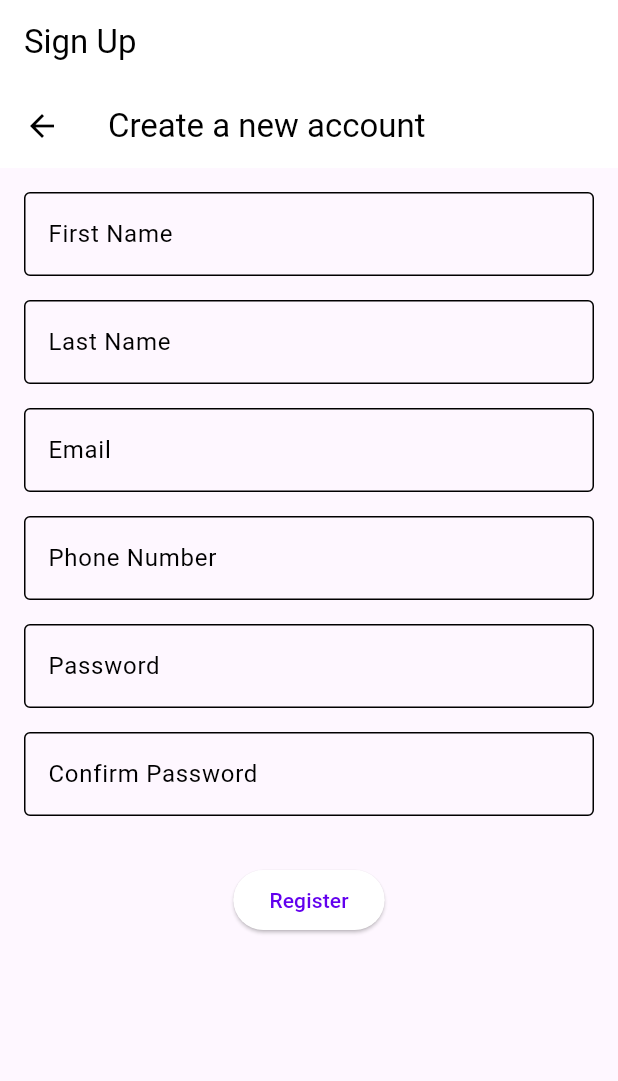
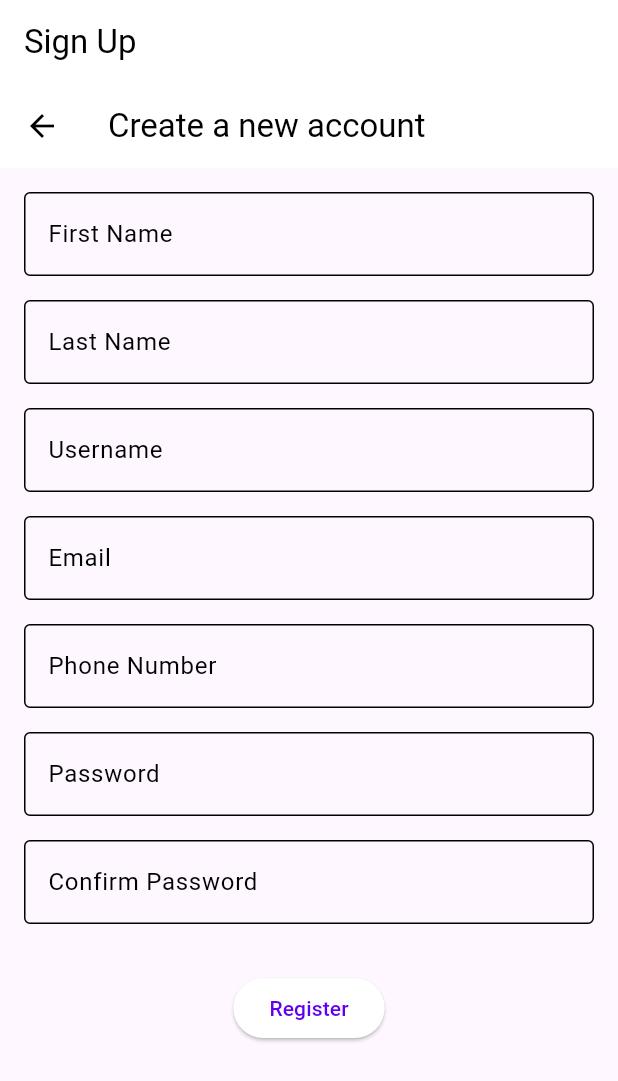
Before and after one commit to fzohbidev/LMS-project-main, a Flutter app: the screen it shows after launch, after a tap on "Login", after a tap on "Register", on a phone screen of 412 x 824 dp. Shown: the top 1081 px of the screen. Run offline on Flutter 3.47's test engine with Material 3 defaults, Android fonts, the phone set to English and light mode, and no system bars; our stand-ins replace font_awesome_flutter, go_router; accounts and stored records are empty; network calls fail.

Commit message:
Connected the login and register form with user microservice API

```diff
--- a/lib/features/auth/data/data_sources/auth_remote_data_source.dart
+++ b/lib/features/auth/data/data_sources/auth_remote_data_source.dart
@@ -1,4 +1,6 @@
 // lib/features/auth/data/data_sources/auth_remote_data_source.dart
+// ignore_for_file: avoid_print
+
 import 'package:http/http.dart' as http;
 import 'dart:convert';
 import '../models/user_model.dart';
@@ -10,29 +12,121 @@ class AuthRemoteDataSource {
 
   Future<UserModel> login(String username, String password) async {
     final response = await client.post(
-      Uri.parse('http://localhost:8080/signin'),
+      Uri.parse('http://192.168.1.123:8080/api/auth/signin'),
       headers: {'Content-Type': 'application/json'},
       body: jsonEncode({'username': username, 'password': password}),
     );
 
     if (response.statusCode == 200) {
+      // ignore: avoid_print
+      print("IN");
+      // ignore: avoid_print
+      print(response.body);
+      // ignore: avoid_print
+      print(UserModel.fromJson(jsonDecode(response.body)));
       return UserModel.fromJson(jsonDecode(response.body));
     } else {
-      throw Exception('Failed to login');
+      // ignore: avoid_print
+      print("IN ELSE");
+      String errorMessage = 'Failed to login';
+      String successMessage;
+      try {
+        // Try to decode the response body as JSON
+        final responseBody = jsonDecode(response.body) as Map<String, dynamic>?;
+
+        if (responseBody != null && responseBody['message'] != null) {
+          successMessage = responseBody['message'];
+          // ignore: avoid_print
+          print(successMessage); // Print the error message from the server
+        } else {
+          errorMessage = 'Unexpected error occurred';
+        }
+      } catch (e) {
+        // If JSON decoding fails, provide a more specific error message based on the status code
+        if (response.statusCode == 404) {
+          errorMessage = 'Login endpoint not found';
+        } else if (response.statusCode == 401) {
+          errorMessage = 'Unauthorized: Incorrect username or password';
+        } else {
+          errorMessage =
+              'Failed to login: ${response.reasonPhrase ?? 'Unknown error'}';
+        }
+      }
+
+      throw Exception(errorMessage);
     }
   }
 
-  Future<UserModel> register(String username, String password) async {
-    final response = await client.post(
-      Uri.parse('https://yourapi.com/api/auth/register'),
-      headers: {'Content-Type': 'application/json'},
-      body: jsonEncode({'username': username, 'password': password}),
-    );
+  Future<UserModel> register(
+    String firstname,
+    String lastname,
+    String username,
+    String password,
+    String phonenumber,
+    String email,
+  ) async {
+    print("Starting register function");
 
-    if (response.statusCode == 200) {
-      return UserModel.fromJson(jsonDecode(response.body));
-    } else {
-      throw Exception('Failed to register');
+    final Uri uri = Uri.parse('http://192.168.1.123:8080/api/auth/signup');
+    final Map<String, String> headers = {'Content-Type': 'application/json'};
+    final Map<String, dynamic> body = {
+      "username": username,
+      "firstname": firstname,
+      "lastname": lastname,
+      "phone": phonenumber,
+      "email": email,
+      "password": password,
+      "enabled": "true",
+      "authorityID": "1"
+    };
+
+    print('Making POST request to $uri');
+    print('Request headers: $headers');
+    print('Request body: $body');
+
+    try {
+      final response = await client.post(
+        uri,
+        headers: headers,
+        body: jsonEncode(body),
+      );
+
+      print('Response status: ${response.statusCode}');
+      print('Response body: ${response.body}');
+
+      if (response.statusCode == 200) {
+        print("Register successful");
+        return UserModel.fromJson(jsonDecode(response.body));
+      } else {
+        print("Register failed with status: ${response.statusCode}");
+        String errorMessage = 'Failed to register';
+
+        try {
+          final responseBody =
+              jsonDecode(response.body) as Map<String, dynamic>?;
+          if (responseBody != null && responseBody.containsKey('message')) {
+            errorMessage = responseBody['message'];
+            print(errorMessage); // Print the error message from the server
+          } else {
+            errorMessage = 'Unexpected error occurred';
+          }
+        } catch (e) {
+          print('Error decoding response: $e');
+          if (response.statusCode == 404) {
+            errorMessage = 'Register endpoint not found';
+          } else if (response.statusCode == 401) {
+            errorMessage = 'Unauthorized: Incorrect username or password';
+          } else {
+            errorMessage =
+                'Failed to register: ${response.reasonPhrase ?? 'Unknown error'}';
+          }
+        }
+
+        throw Exception(errorMessage);
+      }
+    } catch (e) {
+      print('Network request failed: $e');
+      throw Exception('Network request failed: $e');
     }
   }
 }
--- a/lib/features/auth/data/models/user_model.dart
+++ b/lib/features/auth/data/models/user_model.dart
@@ -3,22 +3,16 @@ import '../../domain/entities/user.dart';
 
 class UserModel extends User {
   UserModel(
-      {required String id, required String username, required String token})
-      : super(id: id, username: username, token: token);
+      {required super.username, required super.token, required super.roles});
 
   factory UserModel.fromJson(Map<String, dynamic> json) {
     return UserModel(
-      id: json['id'],
-      username: json['username'],
-      token: json['token'],
-    );
+        username: json['username'],
+        token: json['jwtToken'],
+        roles: json['roles']);
   }
 
   Map<String, dynamic> toJson() {
-    return {
-      'id': id,
-      'username': username,
-      'token': token,
-    };
+    return {'username': username, 'token': token, 'roles': roles};
   }
 }
--- a/lib/features/auth/data/repositories/authRepositoryImpl.dart
+++ b/lib/features/auth/data/repositories/authRepositoryImpl.dart
@@ -12,13 +12,19 @@ class AuthRepositoryImpl implements AuthRepository {
   Future<User> login(String username, String password) async {
     final userModel = await remoteDataSource.login(username, password);
     return User(
-        id: userModel.id, username: userModel.username, token: userModel.token);
+        username: userModel.username,
+        token: userModel.token,
+        roles: userModel.roles);
   }
 
   @override
-  Future<User> register(String username, String password) async {
-    final userModel = await remoteDataSource.register(username, password);
+  Future<User> register(String firstname, String lastname, String username,
+      String password, String phonenumber, String email) async {
+    final userModel = await remoteDataSource.register(
+        firstname, lastname, username, password, phonenumber, email);
     return User(
-        id: userModel.id, username: userModel.username, token: userModel.token);
+        username: userModel.username,
+        token: userModel.token,
+        roles: userModel.roles);
   }
 }
--- a/lib/features/auth/domain/entities/user.dart
+++ b/lib/features/auth/domain/entities/user.dart
@@ -1,8 +1,8 @@
 // lib/features/auth/domain/entities/user.dart
 class User {
-  final String id;
   final String username;
   final String token;
+  final List<dynamic> roles;
 
-  User({required this.id, required this.username, required this.token});
+  User({required this.username, required this.token, required this.roles});
 }
--- a/lib/features/auth/domain/repositories/auth_repository.dart
+++ b/lib/features/auth/domain/repositories/auth_repository.dart
@@ -3,5 +3,6 @@ import '../entities/user.dart';
 
 abstract class AuthRepository {
   Future<User> login(String username, String password);
-  Future<User> register(String username, String password);
+  Future<User> register(String firstname, String lastname, String username,
+      String password, String phonenumber, String email);
 }
--- a/lib/features/auth/presentation/providers/auth_provider.dart
+++ b/lib/features/auth/presentation/providers/auth_provider.dart
@@ -32,12 +32,14 @@ class AuthProvider with ChangeNotifier {
     notifyListeners();
   }
 
-  Future<void> register(String username, String password) async {
+  Future<void> register(String firstname, String lastname, String username,
+      String password, String phonenumber, String email) async {
     _isLoading = true;
     notifyListeners();
 
     try {
-      _user = await authRepository.register(username, password);
+      _user = await authRepository.register(
+          firstname, lastname, username, password, phonenumber, email);
       _error = null;
     } catch (e) {
       _error = e.toString();
--- a/lib/features/auth/presentation/views/register_screen.dart
+++ b/lib/features/auth/presentation/views/register_screen.dart
@@ -1,16 +1,67 @@
-// lib/features/auth/presentation/views/register_screen.dart
 import 'package:flutter/material.dart';
+import 'package:lms/features/auth/presentation/providers/auth_provider.dart';
 import 'package:lms/features/auth/presentation/views/widgets/register_form.dart';
 import 'package:go_router/go_router.dart';
+import 'package:provider/provider.dart';
 
 class RegisterScreen extends StatelessWidget {
   const RegisterScreen({super.key});
 
   @override
   Widget build(BuildContext context) {
-    void _handleRegister() {
-      // Navigate to HomeView on successful registration
-      context.go('/homeView');
+    final TextEditingController emailController = TextEditingController();
+    final TextEditingController passwordController = TextEditingController();
+    final TextEditingController firstnameController = TextEditingController();
+    final TextEditingController lastnameController = TextEditingController();
+    final TextEditingController usernameController = TextEditingController();
+    final TextEditingController phonenumberController = TextEditingController();
+    final TextEditingController confirmPasswordController =
+        TextEditingController();
+
+    void handleRegister() async {
+      final String email = emailController.text.trim();
+      final String password = passwordController.text.trim();
+      final String firstname = firstnameController.text.trim();
+      final String lastname = lastnameController.text.trim();
+      final String username = usernameController.text.trim();
+      final String phonenumber = phonenumberController.text.trim();
+
+      // Log the credentials for debugging
+      // ignore: avoid_print
+      // print('Registering with:');
+      // // ignore: avoid_print
+      // print('Email: $email');
+      // // ignore: avoid_print
+      // print('Password: $password');
+      // // ignore: avoid_print
+      // print('Firstname: $firstname');
+      // // ignore: avoid_print
+      // print('Lastname: $lastname');
+      // // ignore: avoid_print
+      // print('Username: $username');
+      // // ignore: avoid_print
+      // print('Phonenumber: $phonenumber');
+      // // ignore: avoid_print
+      // print('Confirm Password: $confirmPassword');
+
+      final authProvider = Provider.of<AuthProvider>(context, listen: false);
+
+      try {
+        await authProvider.register(
+          firstname,
+          lastname,
+          username,
+          password,
+          phonenumber,
+          email,
+        );
+
+        context.go('/homeView');
+      } catch (e) {
+        ScaffoldMessenger.of(context).showSnackBar(
+          SnackBar(content: Text('Registration failed: $e')),
+        );
+      }
     }
 
     return Scaffold(
@@ -18,7 +69,14 @@ class RegisterScreen extends StatelessWidget {
         title: const Text("Sign Up"),
       ),
       body: RegisterForm(
-        onRegister: _handleRegister,
+        onRegister: handleRegister,
+        firstnameController: firstnameController,
+        lastnameController: lastnameController,
+        usernameController: usernameController,
+        emailController: emailController,
+        phonenumberController: phonenumberController,
+        passwordController: passwordController,
+        confirmPasswordController: confirmPasswordController,
       ),
     );
   }
--- a/lib/features/auth/presentation/views/widgets/register_form.dart
+++ b/lib/features/auth/presentation/views/widgets/register_form.dart
@@ -4,10 +4,24 @@ import 'package:go_router/go_router.dart';
 
 class RegisterForm extends StatelessWidget {
   final VoidCallback onRegister;
+  final TextEditingController firstnameController;
+  final TextEditingController lastnameController;
+  final TextEditingController usernameController;
+  final TextEditingController emailController;
+  final TextEditingController phonenumberController;
+  final TextEditingController passwordController;
+  final TextEditingController confirmPasswordController;
 
   const RegisterForm({
     Key? key,
     required this.onRegister,
+    required this.firstnameController,
+    required this.lastnameController,
+    required this.usernameController,
+    required this.emailController,
+    required this.phonenumberController,
+    required this.passwordController,
+    required this.confirmPasswordController,
   }) : super(key: key);
 
   @override
@@ -28,35 +42,48 @@ class RegisterForm extends StatelessWidget {
           child: Column(
             children: <Widget>[
               TextField(
-                decoration: InputDecoration(
+                controller: firstnameController,
+                decoration: const InputDecoration(
                   labelText: 'First Name',
                   border: OutlineInputBorder(),
                 ),
               ),
               const SizedBox(height: 16),
               TextField(
-                decoration: InputDecoration(
+                controller: lastnameController,
+                decoration: const InputDecoration(
                   labelText: 'Last Name',
                   border: OutlineInputBorder(),
                 ),
               ),
               const SizedBox(height: 16),
               TextField(
-                decoration: InputDecoration(
+                controller: usernameController,
+                decoration: const InputDecoration(
+                  labelText: 'Username',
+                  border: OutlineInputBorder(),
+                ),
+              ),
+              const SizedBox(height: 16),
+              TextField(
+                controller: emailController,
+                decoration: const InputDecoration(
                   labelText: 'Email',
                   border: OutlineInputBorder(),
                 ),
               ),
               const SizedBox(height: 16),
               TextField(
-                decoration: InputDecoration(
+                controller: phonenumberController,
+                decoration: const InputDecoration(
                   labelText: 'Phone Number',
                   border: OutlineInputBorder(),
                 ),
               ),
               const SizedBox(height: 16),
               TextField(
-                decoration: InputDecoration(
+                controller: passwordController,
+                decoration: const InputDecoration(
                   labelText: 'Password',
                   border: OutlineInputBorder(),
                 ),
@@ -64,7 +91,8 @@ class RegisterForm extends StatelessWidget {
               ),
               const SizedBox(height: 16),
               TextField(
-                decoration: InputDecoration(
+                controller: confirmPasswordController,
+                decoration: const InputDecoration(
                   labelText: 'Confirm Password',
                   border: OutlineInputBorder(),
                 ),
--- a/lib/features/auth/presentation/views/widgets/signin_form.dart
+++ b/lib/features/auth/presentation/views/widgets/signin_form.dart
@@ -9,12 +9,12 @@ class SignInForm extends StatelessWidget {
   final VoidCallback onSignIn;
 
   const SignInForm({
-    Key? key,
+    super.key,
     required this.usernameController,
     required this.passwordController,
     required this.errorMessage,
     required this.onSignIn,
-  }) : super(key: key);
+  });
 
   @override
   Widget build(BuildContext context) {
```
